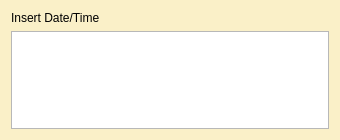
First picture: the form in GUI/notePreview.ui, repository goldentoaste/honey-pot, before the edit.
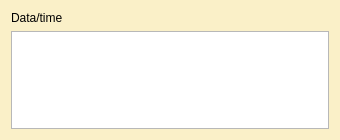
Second picture: the form after the edit.

```diff
--- a/GUI/notePreview.ui
+++ b/GUI/notePreview.ui
@@ -35,24 +35,19 @@
   </property>
   <layout class="QVBoxLayout" name="verticalLayout">
    <item>
-    <widget class="QLabel" name="TimeLabel">
-     <property name="sizePolicy">
-      <sizepolicy hsizetype="Preferred" vsizetype="Maximum">
-       <horstretch>0</horstretch>
-       <verstretch>0</verstretch>
-      </sizepolicy>
-     </property>
-     <property name="styleSheet">
-      <string notr="true"/>
-     </property>
+    <layout class="QHBoxLayout" name="horizontalLayout">
+     <item>
+      <widget class="QLabel" name="label">
      <property name="text">
-      <string>Insert Date/Time</string>
+        <string>Data/time</string>
      </property>
      <property name="alignment">
-      <set>Qt::AlignLeading|Qt::AlignLeft|Qt::AlignTop</set>
+        <set>Qt::AlignLeading|Qt::AlignLeft|Qt::AlignVCenter</set>
      </property>
     </widget>
    </item>
+    </layout>
+   </item>
    <item>
     <widget class="QTextBrowser" name="textBrowser">
      <property name="openExternalLinks">
```
Left out of the diff: 3 changed lines with no effect on the pictures. Lines whose indentation alone changed are shown as unchanged.
